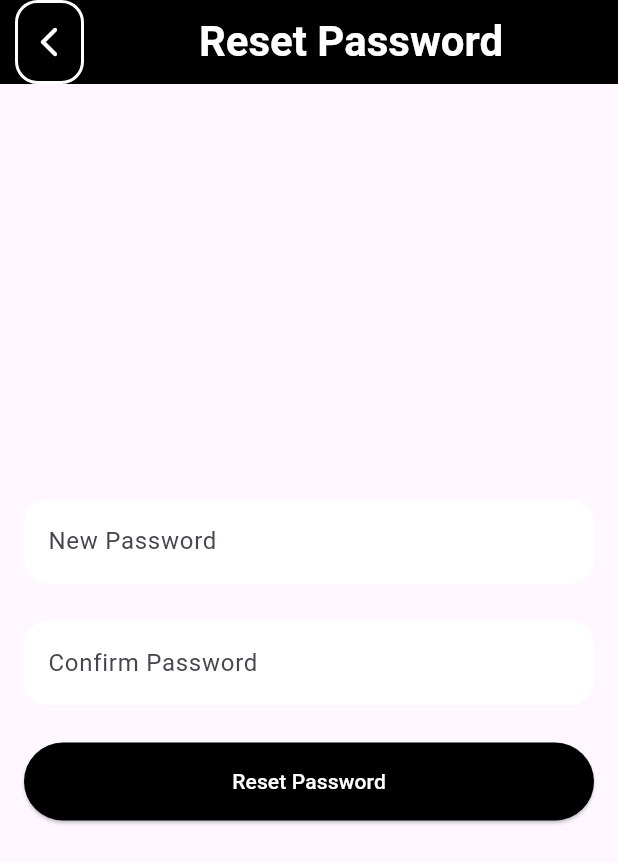
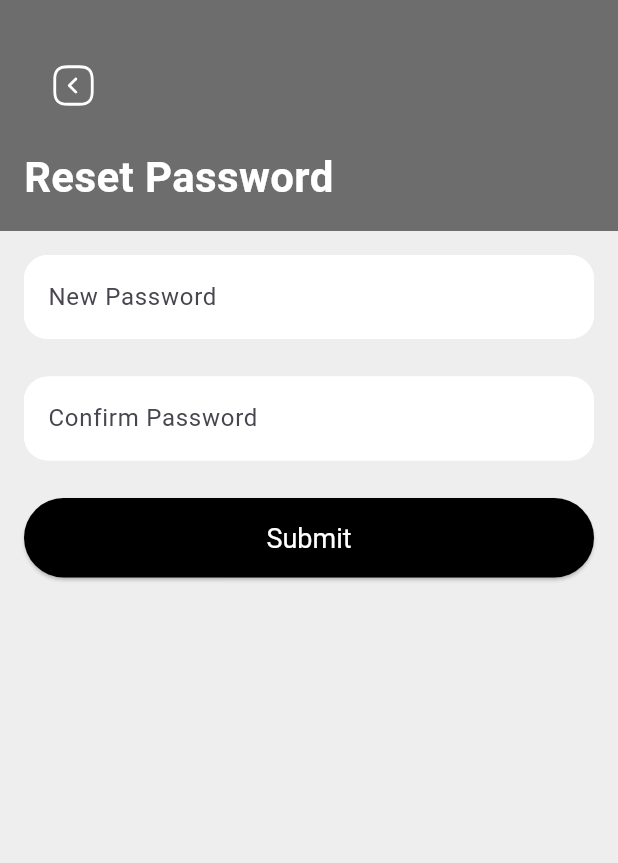
Before and after one commit to AbdullatifHabiba/Mool, a Flutter app: the VerificationScreen screen opened directly, after a tap on "Submit", on a phone screen of 412 x 824 dp. Shown: the top 863 px of the screen. Run offline on Flutter 3.47's test engine with Material 3 defaults, Android fonts, the phone set to English and light mode, and no system bars; our stand-ins replace flutter_svg.

Commit message:
Refactor  Appbar  widget

```diff
--- a/lib/constants/titles.dart
+++ b/lib/constants/titles.dart
@@ -9,13 +9,13 @@ class Titles {
   static const String login = 'Login';
   static const String signUp = 'Sign Up';
   static const String continueAsGuest = 'Continue as Guest';
-  static const String forgotPassword = 'Forgot Password';
+  static const String forgotPassword = 'Forgot\nPassword';
   static const String createAccount = 'Create Account';
   static const String startShopping = 'Start Shopping Now';
   static const String signIn = 'Sign In';
   static const String welcome = 'Welcome';
   static const String countrySelection = 'Country Selection';
-  static const String passwordReset = 'Password Reset';
+  static const String passwordReset = 'Password\nReset';
   static const String passwordResetSuccess = 'Password Reset Success';
   static const String passwordResetFailed = 'Password Reset Failed';
   static const String getYourDreamItems =
--- a/lib/screens/reset_password_screen.dart
+++ b/lib/screens/reset_password_screen.dart
@@ -1,7 +1,8 @@
 import 'package:flutter/material.dart';
 import 'package:mool/constants/titles.dart';
-import 'package:mool/widgets/custom_back_arrow.dart';
+import 'package:mool/screens/home/home_screen.dart';
 import 'package:mool/widgets/custom_text_field.dart';
+import 'package:mool/widgets/custum_app_bar.dart';
 
 class ResetPasswordScreen extends StatelessWidget {
   const ResetPasswordScreen({super.key});
@@ -9,47 +10,38 @@ class ResetPasswordScreen extends StatelessWidget {
   @override
   Widget build(BuildContext context) {
     return Scaffold(
-      appBar: AppBar(
-        backgroundColor: Colors.black,
-        elevation: 0.0,
-        leading: const CustomBackArrow(),
-        title: const Center(
-          child: Text(
-                 Titles.resetPassword,
-                  style: TextStyle(
-                    fontSize: 28,
-                    color: Colors.white,
-                    fontWeight: FontWeight.bold,
-                  ),
-                  textAlign: TextAlign.center,
-                ),
-        ),
-
-      ),
-      body: Padding(
+      body: Column(
+        children: [
+          const CustomAppBar(title: Titles.resetPassword),
+          Expanded(
+            child: SingleChildScrollView(
+              child: Padding(
                 padding: const EdgeInsets.all(16.0),
                 child: Column(
                   crossAxisAlignment: CrossAxisAlignment.stretch,
                   mainAxisAlignment: MainAxisAlignment.center,
-
                   children: [
                     const CustomTextField(label: 'New Password'),
                     const SizedBox(height: 20),
                     const CustomTextField(label: 'Confirm Password'),
                     const SizedBox(height: 20),
                     ElevatedButton(
-               style: ElevatedButton.styleFrom(
-                  backgroundColor: Colors.black,
-                  padding: const EdgeInsets.all(16),
+                      onPressed: () {
+                        Navigator.of(context).push(
+                          MaterialPageRoute(
+                            builder: (context) => const HomeScreen(),
                           ),
-              onPressed: () {
-                // Handle Password Reset
+                        );
                       },
-              child: const Text('Reset Password', style: TextStyle(color: Colors.white)),
+                      child: const Text('Submit', style: TextStyle(color: Colors.white)),
                     ),
                   ],
                 ),
               ),
+            ),
+          ),
+        ],
+      ),
     );
   }
 }
--- a/lib/screens/splash_screen.dart
+++ b/lib/screens/splash_screen.dart
@@ -8,7 +8,7 @@ class SplashScreen extends StatelessWidget {
 
   @override
   Widget build(BuildContext context) {
-     Future.delayed(const Duration(seconds: 5), () {
+     Future.delayed(const Duration(seconds: 3), () {
       Navigator.of(context).pushReplacement(
            MaterialPageRoute(builder: (context) => const WelcomeScreen()));
     });
--- a/lib/screens/verify_screen.dart
+++ b/lib/screens/verify_screen.dart
@@ -1,7 +1,7 @@
 import 'package:flutter/material.dart';
 import 'package:mool/constants/images.dart';
 import 'package:mool/screens/reset_password_screen.dart';
-import 'package:mool/widgets/custom_back_arrow.dart';
+import 'package:mool/widgets/custum_app_bar.dart';
 import 'package:mool/widgets/verification_code_field.dart';
 
 class VerificationScreen extends StatefulWidget {
@@ -34,28 +34,16 @@ class _VerificationScreenState extends State<VerificationScreen> {
   @override
   Widget build(BuildContext context) {
     return Scaffold(
-      appBar: AppBar(
-        backgroundColor: Colors.black,
-        elevation: 0.0,
-        leading: const CustomBackArrow(),
-        title: const Center(
-          child: Text(
-                  'Verification',
-                  style: TextStyle(
-                    fontSize: 28,
-                    color: Colors.white,
-                    fontWeight: FontWeight.bold,
-                  ),
-                  textAlign: TextAlign.center,
-                ),
-        ),
-
-      ),
-      body: SingleChildScrollView(
+      body: Column(
+        children: [
+          const CustomAppBar(title: 'Verification'),
+          Expanded(
+            child: SingleChildScrollView(
               child: Padding(
                 padding: const EdgeInsets.all(16.0),
                 child: Column(
                   crossAxisAlignment: CrossAxisAlignment.stretch,
+                  mainAxisAlignment: MainAxisAlignment.center,
                   children: [
                     const Image(image: AssetImage(Images.verfiy)),
                     const Text(
@@ -74,13 +62,11 @@ class _VerificationScreenState extends State<VerificationScreen> {
                         VerificationCodeField(),
                       ],
                     ),
-              const SizedBox(height: 20),
                     Text(
                       'Resend code in 00:${_timerCountdown.toString().padLeft(2, '0')}',
                       style: const TextStyle(fontSize: 16),
                       textAlign: TextAlign.center,
                     ),
-              const SizedBox(height: 20),
                     ElevatedButton(
                       style: ElevatedButton.styleFrom(
                         backgroundColor: Colors.black,
@@ -92,7 +78,6 @@ class _VerificationScreenState extends State<VerificationScreen> {
                             builder: (context) => const ResetPasswordScreen(),
                           ),
                         );
-
                       },
                       child: const Text('Submit',
                           style: TextStyle(color: Colors.white)),
@@ -101,6 +86,9 @@ class _VerificationScreenState extends State<VerificationScreen> {
                 ),
               ),
             ),
+          ),
+        ],
+      ),
     );
   }
 }
--- a/lib/widgets/custom_back_arrow.dart
+++ b/lib/widgets/custom_back_arrow.dart
@@ -1,28 +1,18 @@
 import 'package:flutter/material.dart';
+import 'package:flutter_svg/flutter_svg.dart';
 
 class CustomBackArrow extends StatelessWidget {
   const CustomBackArrow({super.key});
 
   @override
   Widget build(BuildContext context) {
-    return Container(
-      width: 35,
-      height: 35,
-      margin: const EdgeInsets.only(left: 10),
-      decoration: BoxDecoration(
-        borderRadius: BorderRadius.circular(15),
-        border: Border.all(color: Colors.white, width: 2),
-      ),
-      child: Center(
-        child: IconButton(
-          onPressed: () {
-            Navigator.of(context).pop();
-          },
-          icon: const Icon(
-            Icons.arrow_back_ios_rounded,
-            color: Colors.white,
-          ),
-        ),
+    return IconButton(
+      onPressed: () {
+        Navigator.of(context).pop();
+      },
+      //'assets/images/back.svg'
+      icon: SvgPicture.asset('assets/images/back.svg',
+           height: 50.0, width: 50.0
       ),
     );
   }
--- a/lib/widgets/custom_text_field.dart
+++ b/lib/widgets/custom_text_field.dart
@@ -14,26 +14,26 @@ class CustomTextField extends StatelessWidget {
           obscureText: obscureText,
           decoration: InputDecoration(
             labelText: label,
-            fillColor: Colors.white, // Set background color to white
-            filled: true, // Enable filling the background color
-            border: OutlineInputBorder(
-              borderRadius: BorderRadius.circular(16.0),
-              borderSide: const BorderSide(
-                color: Colors.white, // Set border color to white
-              ),
-            ),
-            enabledBorder: OutlineInputBorder(
-              borderRadius: BorderRadius.circular(16.0),
-              borderSide: const BorderSide(
-                color: Colors.white, // Set border color to white
-              ),
-            ),
-            focusedBorder: OutlineInputBorder(
-              borderRadius: BorderRadius.circular(16.0),
-              borderSide: const BorderSide(
-                color: Colors.white, // Set border color to white
-              ),
-            ),
+            // fillColor: Colors.white, // Set background color to white
+            // filled: true, // Enable filling the background color
+            // border: OutlineInputBorder(
+            //   borderRadius: BorderRadius.circular(16.0),
+            //   borderSide: const BorderSide(
+            //     color: Colors.white, // Set border color to white
+            //   ),
+            // ),
+            // enabledBorder: OutlineInputBorder(
+            //   borderRadius: BorderRadius.circular(16.0),
+            //   borderSide: const BorderSide(
+            //     color: Colors.white, // Set border color to white
+            //   ),
+            // ),
+            // focusedBorder: OutlineInputBorder(
+              // borderRadius: BorderRadius.circular(16.0),
+              // borderSide: const BorderSide(
+              //   color: Colors.white, // Set border color to white
+              // ),
+
           ),
         ),
       );
--- /dev/null
+++ b/lib/widgets/custum_app_bar.dart
@@ -0,0 +1,32 @@
+import 'package:flutter/material.dart';
+import 'package:mool/widgets/custom_back_arrow.dart';
+
+class CustomAppBar extends StatelessWidget {
+  const CustomAppBar({super.key, required this.title, this.actions});
+  final String title;
+  final List<Widget>? actions;
+
+  @override
+  Widget build(BuildContext context) {
+    return Container(
+      padding: const EdgeInsets.all(16.0),
+      color: Colors.black54, // Customize the color as needed
+      width: double.infinity,
+      child: Column(
+        crossAxisAlignment: CrossAxisAlignment.start,
+        mainAxisAlignment: MainAxisAlignment.start,
+        children: [
+          const SizedBox(height: 8),
+          const CustomBackArrow(),
+          const SizedBox(height: 8),
+          Text(
+            title,
+            style: const TextStyle(fontSize: 28, color: Colors.white,
+              fontWeight: FontWeight.bold,
+            ), // Customize the style as needed
+          ),
+        ],
+      ),
+    );
+  }
+}
```
Also changed, not shown: lib/main.dart (+73 -3 lines), lib/screens/create_account_screen.dart (+19 -24 lines), lib/screens/forget_password_screen.dart (+13 -34 lines), lib/screens/home/home_screen.dart (added, +132 -0 lines), lib/screens/sign_in_screen.dart (+19 -40 lines), assets/images/back.svg (added). Lines whose indentation alone changed are shown as unchanged.
